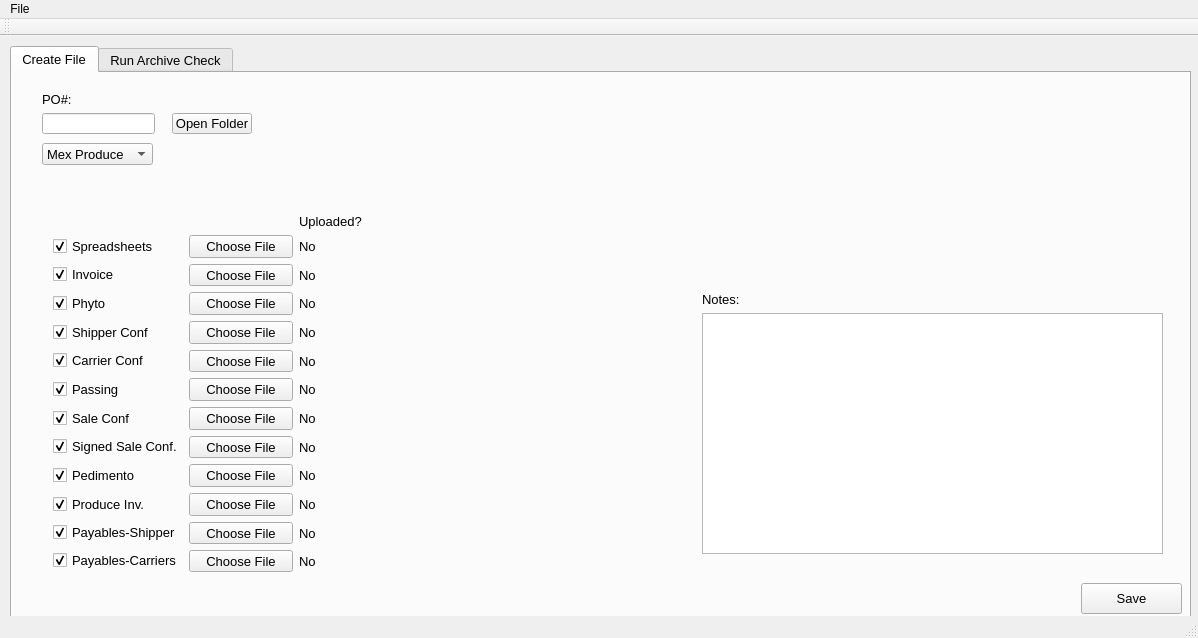
qrcline/WAEX_File_Organizer, file WaExport/mainwindow.ui: the form before one commit.
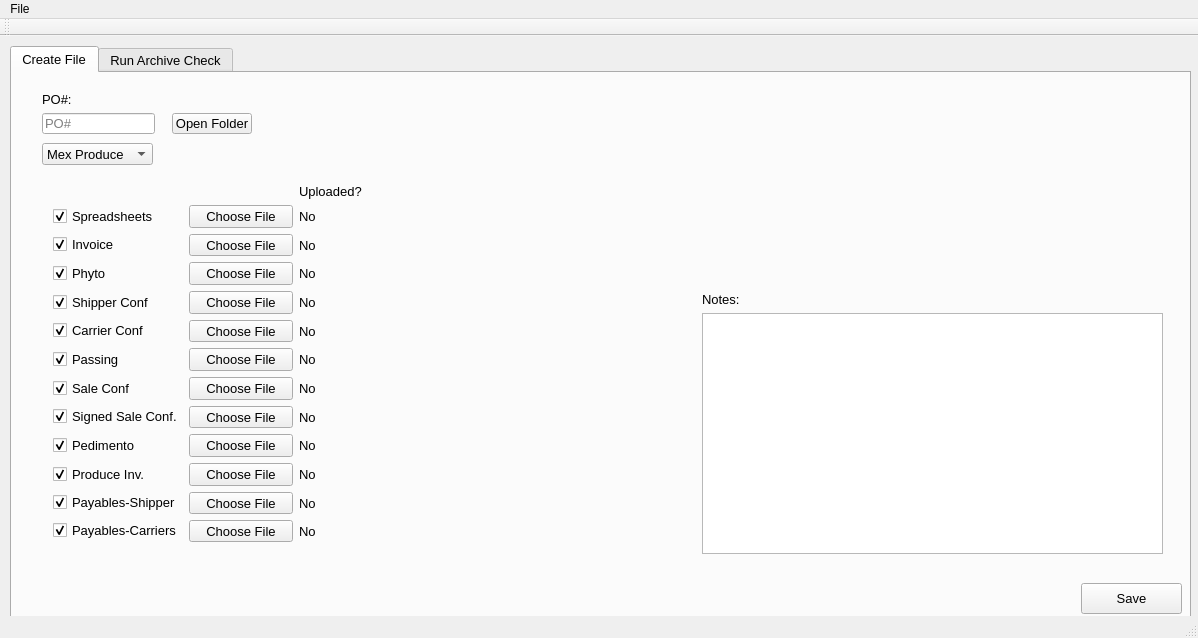
The form after the commit.

The edit to the form file:
```diff
--- a/WaExport/mainwindow.ui
+++ b/WaExport/mainwindow.ui
@@ -96,7 +96,7 @@
         <property name="geometry">
          <rect>
           <x>0</x>
-          <y>30</y>
+          <y>0</y>
           <width>371</width>
           <height>381</height>
          </rect>
@@ -556,6 +556,12 @@
       <property name="inputMask">
        <string/>
       </property>
+      <property name="maxLength">
+       <number>9</number>
+      </property>
+      <property name="placeholderText">
+       <string>PO#</string>
+      </property>
      </widget>
      <widget class="QLabel" name="label_2">
       <property name="geometry">
```
Left out of the diff: 1 changed line with no effect on the pictures.
